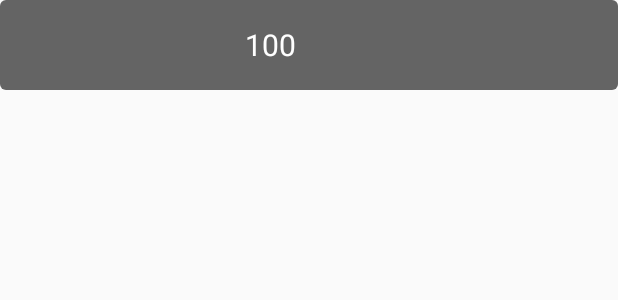
After one commit to Micnubinub/FakeHackerV3, an Android app: the layout store_item.xml on its own in the app's theme, with its tools: preview values and no code run, on a phone screen of 412 x 824 dp. The commit adds this screen. Shown: the top 300 px of the screen. Run offline under Robolectric (Android 15) with nearby library versions, the phone set to English and light mode, and no system bars.

Commit message:
Merging with P2P

```diff
--- /dev/null
+++ b/app/src/main/res/layout/store_item.xml
@@ -0,0 +1,34 @@
+<?xml version="1.0" encoding="utf-8"?>
+<RelativeLayout xmlns:android="http://schemas.android.com/apk/res/android"
+    android:layout_width="wrap_content"
+    android:layout_height="wrap_content"
+    android:background="@drawable/round_rect_black"
+    android:gravity="center_vertical"
+    android:orientation="horizontal">
+
+    <TextView
+        android:id="@+id/text"
+        android:layout_width="wrap_content"
+        android:layout_height="wrap_content"
+        android:layout_alignParentLeft="true"
+        android:layout_centerVertical="true"
+        android:layout_marginBottom="8dp"
+        android:layout_marginLeft="8dp"
+        android:layout_marginTop="8dp"
+        android:layout_toLeftOf="@+id/icon"
+        android:ellipsize="end"
+        android:gravity="center"
+        android:maxLines="1"
+        android:text="100"
+        android:textColor="#ffffff"
+        android:textSize="20sp" />
+
+    <ImageView
+        android:id="@+id/icon"
+        android:layout_width="44dp"
+        android:layout_height="44dp"
+        android:layout_alignParentRight="true"
+        android:layout_centerVertical="true"
+        android:layout_margin="8dp"
+        android:scaleType="centerInside" />
+</RelativeLayout>
```
Also changed, not shown: app/src/main/java/tbs/fakehackerv3/MainActivity.java (+29 -34 lines), app/src/main/java/tbs/fakehackerv3/P2PManager.java (+164 -64 lines), app/src/main/res/layout/store_gridview.xml (added, +45 -0 lines).
